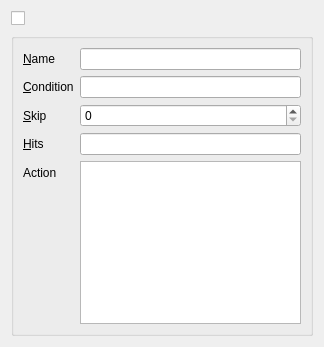
rainerf/ricodebug, file src/views/breakpointwidget.ui: the form before one commit.
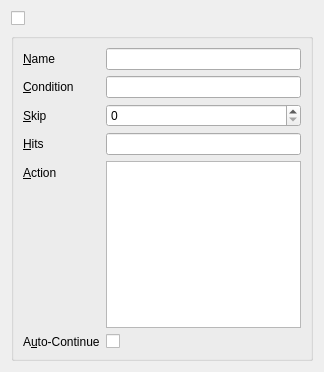
The form after the commit.

Commit message: add autoContinue checkbox to BreakpointWidget

The edit to the form file:
```diff
--- a/src/views/breakpointwidget.ui
+++ b/src/views/breakpointwidget.ui
@@ -7,7 +7,7 @@
     <x>0</x>
     <y>0</y>
     <width>324</width>
-    <height>347</height>
+    <height>372</height>
    </rect>
   </property>
   <property name="sizePolicy">
@@ -152,13 +152,33 @@
         <item row="4" column="0">
          <widget class="QLabel" name="label_5">
           <property name="text">
-           <string>Action</string>
+           <string>&amp;Action</string>
+          </property>
+          <property name="buddy">
+           <cstring>action</cstring>
           </property>
          </widget>
         </item>
         <item row="4" column="1">
          <widget class="QPlainTextEdit" name="action"/>
         </item>
+        <item row="5" column="0">
+         <widget class="QLabel" name="label_6">
+          <property name="text">
+           <string>A&amp;uto-Continue</string>
+          </property>
+          <property name="buddy">
+           <cstring>autoContinue</cstring>
+          </property>
+         </widget>
+        </item>
+        <item row="5" column="1">
+         <widget class="QCheckBox" name="autoContinue">
+          <property name="text">
+           <string/>
+          </property>
+         </widget>
+        </item>
        </layout>
       </item>
      </layout>
```
Left out of the diff: 3 changed lines with no effect on the pictures. The commit also changes 2 other files.
